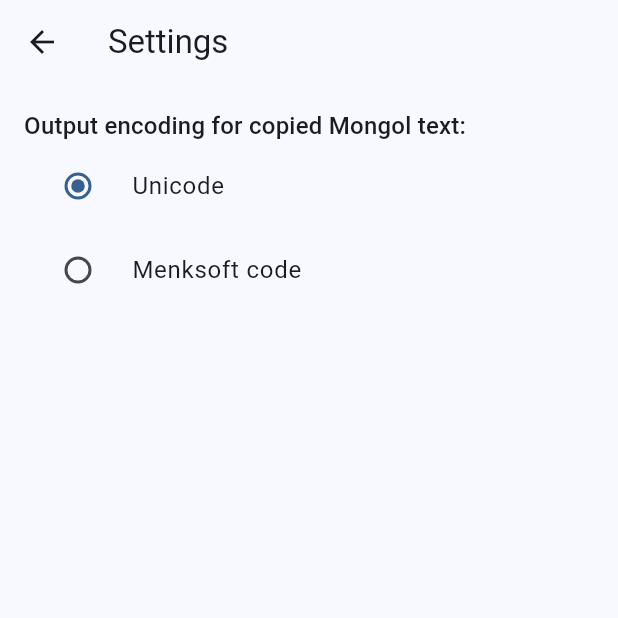
After one commit to suragch/mongol_converter, a Flutter app: the SettingsPage screen opened directly, on a phone screen of 412 x 824 dp, the top half of it. The commit adds this screen. Run offline on Flutter 3.47's test engine with Material 3 defaults, Android fonts, the light colour scheme and no system bars; our stand-ins replace get_it, package_info_plus, pocketbase, shared_preferences; missing offline and left inert: file_saver, mongol, mongol_code; accounts and stored records are empty; network calls fail.

Commit message:
add setting for output encoding

```diff
--- a/lib/infrastructure/converter.dart
+++ b/lib/infrastructure/converter.dart
@@ -228,7 +228,7 @@ class Converter {
         converted.write('x');
       } else if (code == Unicode.CHA) {
         converted.write('c');
-      } else if (code == Unicode.U) {
+      } else if (code == Unicode.UE) {
         converted.write('u');
       } else if (code == Unicode.BA) {
         converted.write('b');
--- a/lib/infrastructure/user_settings.dart
+++ b/lib/infrastructure/user_settings.dart
@@ -2,6 +2,7 @@ import 'package:shared_preferences/shared_preferences.dart';
 
 class UserSettings {
   static const String _emailKey = 'user_email';
+  static const String _codeKey = 'code';
 
   late final SharedPreferences _prefs;
 
@@ -9,11 +10,24 @@ class UserSettings {
     _prefs = await SharedPreferences.getInstance();
   }
 
+  String? getEmail() {
+    return _prefs.getString(_emailKey);
+  }
+
   Future<void> saveEmail(String email) async {
     await _prefs.setString(_emailKey, email);
   }
 
-  String? getEmail() {
-    return _prefs.getString(_emailKey);
+  Encoding get encoding {
+    final code = _prefs.getString(_codeKey);
+    if (code == null) return Encoding.unicode;
+    return Encoding.values.firstWhere((e) => e.name == code);
+  }
+
+  Future<void> saveEncoding(Encoding code) async {
+    print('Saving encoding: $code');
+    await _prefs.setString(_codeKey, code.name);
   }
 }
+
+enum Encoding { unicode, menksoft }
--- a/lib/ui/home/drawer.dart
+++ b/lib/ui/home/drawer.dart
@@ -1,6 +1,7 @@
 import 'package:flutter/material.dart';
 import 'package:mongol_converter_db_creator/ui/about/about.dart';
 import 'package:mongol_converter_db_creator/ui/browser/browser.dart';
+import 'package:mongol_converter_db_creator/ui/settings/settings.dart';
 
 class AppDrawer extends StatelessWidget {
   const AppDrawer({super.key});
@@ -36,15 +37,17 @@ class AppDrawer extends StatelessWidget {
               );
             },
           ),
-          // ListTile(
-          //   leading: Icon(Icons.settings),
-          //   title: Text('Settings'),
-          //   onTap: () {
-          //     Navigator.pop(context);
-          //     // Navigate to settings page
-          //   },
-          // ),
-          // Divider(),
+          ListTile(
+            leading: Icon(Icons.settings_outlined),
+            title: Text('Settings'),
+            onTap: () {
+              Navigator.pop(context);
+              Navigator.push(
+                context,
+                MaterialPageRoute(builder: (context) => const SettingsPage()),
+              );
+            },
+          ),
           ListTile(
             leading: Icon(Icons.info_outline),
             title: Text('About'),
--- a/lib/ui/home/home.dart
+++ b/lib/ui/home/home.dart
@@ -204,7 +204,7 @@ class _HomePageState extends State<HomePage> {
                   child: IconButton(
                     icon: Icon(Icons.copy),
                     onPressed: () {
-                      final text = manager.convertedText;
+                      final text = manager.prepareTextToCopy();
                       Clipboard.setData(ClipboardData(text: text));
                       ScaffoldMessenger.of(context).showSnackBar(
                         const SnackBar(
--- a/lib/ui/home/home_manager.dart
+++ b/lib/ui/home/home_manager.dart
@@ -1,10 +1,9 @@
 import 'package:flutter/widgets.dart';
+import 'package:mongol_converter_db_creator/infrastructure/converter.dart';
 import 'package:mongol_converter_db_creator/infrastructure/service_locator.dart';
 import 'package:mongol_converter_db_creator/infrastructure/user_settings.dart';
 import 'package:mongol_converter_db_creator/infrastructure/word_repo.dart';
 import 'package:pocketbase/pocketbase.dart';
-
-import '../../infrastructure/converter.dart';
 
 class HomeManager {
   final addMongolNotifier = ValueNotifier<String>('');
@@ -54,4 +53,16 @@ class HomeManager {
             : 'Үг нэмэхэд алдаа гарлаа';
     onWordAdded?.call(message);
   }
+
+  String prepareTextToCopy() {
+    final encoding = userSettings.encoding;
+    switch (encoding) {
+      case Encoding.menksoft:
+        return convertedText;
+      case Encoding.unicode:
+        return converter.menksoftToUnicode(convertedText);
+      // case Encoding.cms:
+      //   return converter.convertLatinToCyrillic(convertedText);
+    }
+  }
 }
--- /dev/null
+++ b/lib/ui/settings/settings.dart
@@ -0,0 +1,77 @@
+import 'package:flutter/material.dart';
+import 'package:mongol_converter_db_creator/infrastructure/service_locator.dart';
+import 'package:mongol_converter_db_creator/infrastructure/user_settings.dart';
+
+class SettingsPage extends StatefulWidget {
+  const SettingsPage({super.key});
+
+  @override
+  State<SettingsPage> createState() => _SettingsPageState();
+}
+
+class _SettingsPageState extends State<SettingsPage> {
+  final versionNotifier = ValueNotifier<String>('');
+  Encoding selectedOption = Encoding.unicode;
+  final userSettings = getIt<UserSettings>();
+
+  @override
+  void initState() {
+    super.initState();
+    selectedOption = userSettings.encoding;
+  }
+
+  @override
+  Widget build(BuildContext context) {
+    return Scaffold(
+      appBar: AppBar(title: Text('Settings')),
+      body: Padding(
+        padding: const EdgeInsets.symmetric(horizontal: 16.0),
+        child: SingleChildScrollView(
+          child: Column(
+            crossAxisAlignment: CrossAxisAlignment.start,
+            children: [
+              const SizedBox(height: 16),
+              Text(
+                'Output encoding for copied Mongol text:',
+                style: Theme.of(context).textTheme.titleMedium,
+              ),
+              RadioListTile(
+                title: const Text('Unicode'),
+                value: Encoding.unicode,
+                groupValue: selectedOption,
+                onChanged: (value) {
+                  setState(() {
+                    selectedOption = value as Encoding;
+                    userSettings.saveEncoding(value);
+                  });
+                },
+              ),
+              RadioListTile(
+                title: const Text('Menksoft code'),
+                value: Encoding.menksoft,
+                groupValue: selectedOption,
+                onChanged: (value) {
+                  setState(() {
+                    selectedOption = value as Encoding;
+                    userSettings.saveEncoding(value);
+                  });
+                },
+              ),
+              // RadioListTile(
+              //   title: const Text('CMS'),
+              //   value: Encoding.cms,
+              //   groupValue: selectedOption,
+              //   onChanged: (value) {
+              //     setState(() {
+              //       selectedOption = value as Encoding;
+              //       userSettings.saveEncoding(value);
+              //     });
+              //   },
+              // ),
+            ],
+          ),
+        ),
+      ),
+    );
+  }
+}
```
